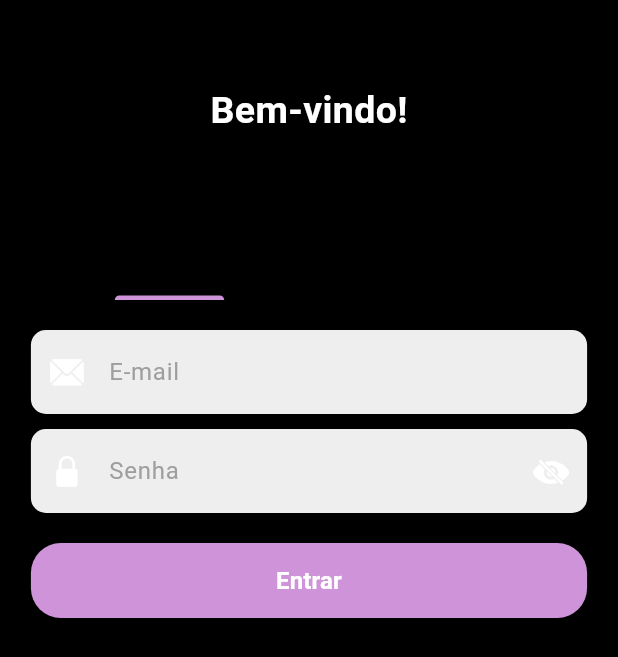
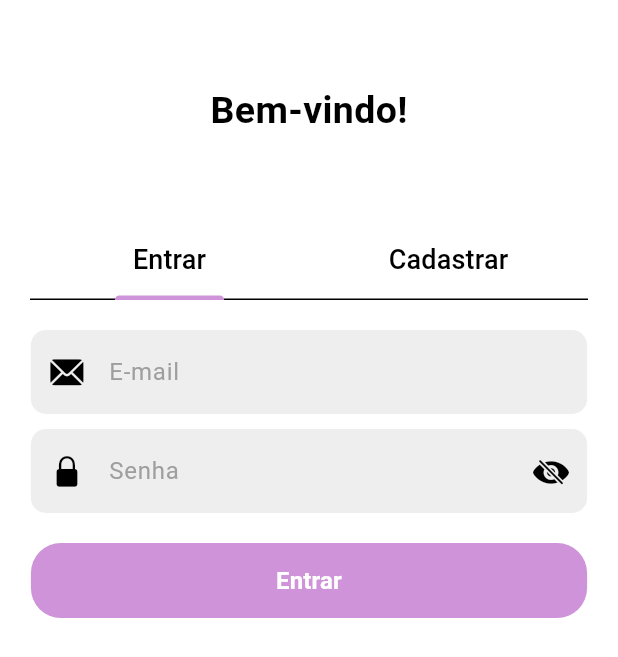
Before and after one commit to CaioReis29/bloc-firebase-instaX, a Flutter app: the screen it shows after launch, on a phone screen of 412 x 824 dp. Shown: the top 657 px of the screen. Run offline on Flutter 3.47's test engine with Material 2 defaults, Android fonts, the phone set to English and light mode, and no system bars; our stand-ins replace bloc, cloud_firestore, equatable, firebase_auth, firebase_core, firebase_storage and 4 more; accounts and stored records are empty.

Commit message:
fixed: logout bug

```diff
--- a/lib/app_view.dart
+++ b/lib/app_view.dart
@@ -19,8 +19,8 @@ class AppView extends StatelessWidget {
       title: "InstaX",
       theme: ThemeData(
         useMaterial3: true,
-        colorScheme: const ColorScheme.dark(
-          background: Colors.black,
+        colorScheme: const ColorScheme.light(
+          background: Colors.white,
           onBackground: Colors.black,
           primary: Color.fromRGBO(206, 147, 216, 1),
           secondary: Colors.black,
--- a/lib/blocs/auth_bloc/authentication_bloc.dart
+++ b/lib/blocs/auth_bloc/authentication_bloc.dart
@@ -21,13 +21,11 @@ class AuthenticationBloc
       add(AuthenticationUserChanged(authUser));
     });
     on<AuthenticationUserChanged>((event, emit) {
-      try {
-        if (event.user != null) {
-          emit(
-            AuthenticationState.authenticaded(event.user!),
-          );
-        }
-      } catch (e) {
+      if (event.user != null) {
+        emit(
+          AuthenticationState.authenticaded(event.user!),
+        );
+      } else {
         emit(
           const AuthenticationState.unauthenticaded(),
         );
--- a/lib/blocs/sign_in_bloc/sign_in_bloc.dart
+++ b/lib/blocs/sign_in_bloc/sign_in_bloc.dart
@@ -22,5 +22,8 @@ class SignInBloc extends Bloc<SignInEvent, SignInState> {
         emit(const SignInFailure());
       }
     });
+    on<SignOutRequired>((event, emit) async {
+      await _userRepository.logOut();
+    });
   }
 }
```
Also changed, not shown: lib/screens/home/home_screen.dart (+6 -4 lines).
